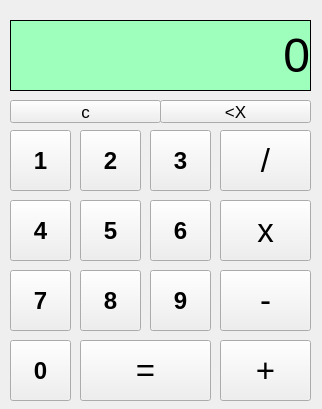
BurakEselik/calculator_gui, file ui/calculator.ui: the form before one commit.
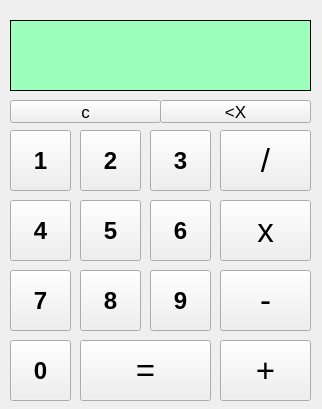
The form after the commit.

The edit to the form file:
```diff
--- a/ui/calculator.ui
+++ b/ui/calculator.ui
@@ -385,7 +385,7 @@
 </string>
    </property>
    <property name="text">
-    <string>&lt;html&gt;&lt;head/&gt;&lt;body&gt;&lt;p align=&quot;right&quot;&gt;0&lt;/p&gt;&lt;/body&gt;&lt;/html&gt;</string>
+    <string>&lt;html&gt;&lt;head/&gt;&lt;body&gt;&lt;p align=&quot;right&quot;&gt;&lt;/p&gt;&lt;/body&gt;&lt;/html&gt;</string>
    </property>
   </widget>
  </widget>
```
